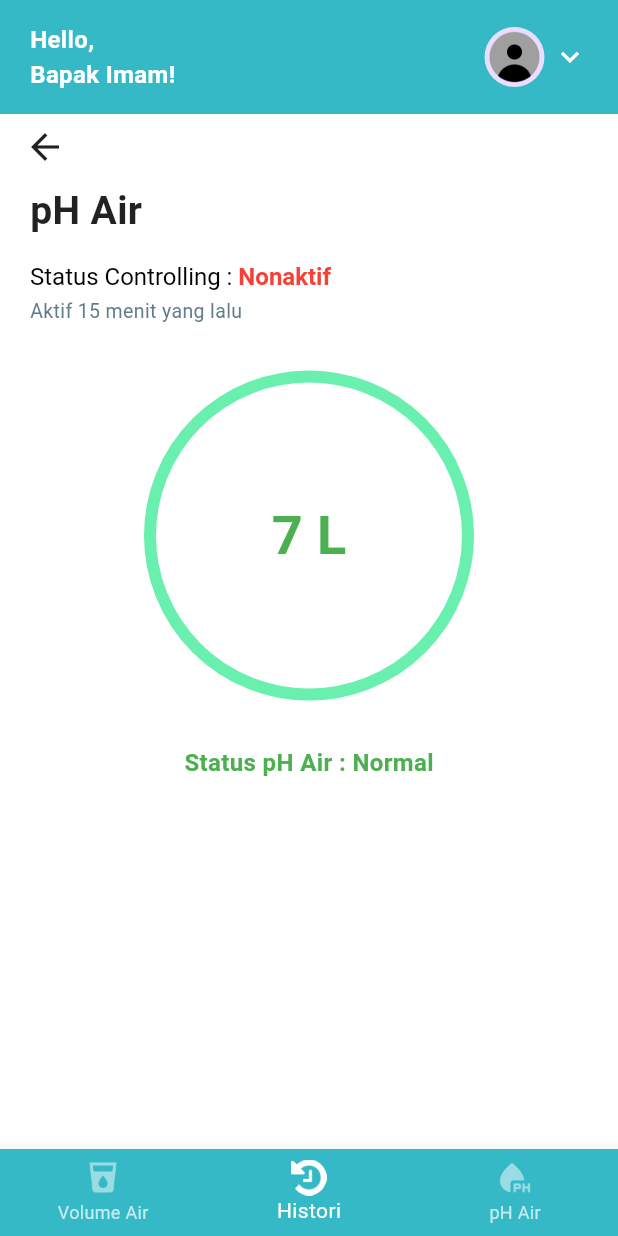
After one commit to izunalagi/AquaZen, a Flutter app: the PhAirScreen screen opened directly, item 2 of the bottom bar chosen, after a tap on the "arrow back" icon, on a phone screen of 412 x 824 dp. The commit adds this screen. Run offline on Flutter 3.47's test engine with Material 3 defaults, Android fonts, the light colour scheme and no system bars; Roboto replaces fonts that are missing (Poppins).

Commit message:
done slicing tinggal merapikan

```diff
--- a/lib/view/bottom_navbar_widget.dart
+++ b/lib/view/bottom_navbar_widget.dart
@@ -1,21 +1,84 @@
 import 'package:flutter/material.dart';
+import 'volume_air.dart';
+import 'ph_air.dart';
+import 'histori.dart';
 
-class BottomNavBarWidget extends StatelessWidget {
+class BottomNavBarWidget extends StatefulWidget {
   const BottomNavBarWidget({super.key});
+
+  @override
+  State<BottomNavBarWidget> createState() => _BottomNavBarWidgetState();
+}
+
+class _BottomNavBarWidgetState extends State<BottomNavBarWidget> {
+  int _selectedIndex = 0;
+
+  void _onItemTapped(int index) {
+    setState(() {
+      _selectedIndex = index;
+    });
+
+    switch (index) {
+      case 0:
+        Navigator.push(
+          context,
+          MaterialPageRoute(builder: (context) => const VolumeAirScreen()),
+        );
+        break;
+      case 1:
+        Navigator.push(
+          context,
+          MaterialPageRoute(builder: (context) => const HistoriScreen()),
+        );
+        break;
+      case 2:
+        Navigator.push(
+          context,
+          MaterialPageRoute(builder: (context) => const PhAirScreen()),
+        );
+        break;
+    }
+  }
 
   @override
   Widget build(BuildContext context) {
     return BottomNavigationBar(
+      currentIndex: _selectedIndex,
+      onTap: _onItemTapped,
+      type: BottomNavigationBarType.fixed,
       backgroundColor: const Color(0xFF35B9C7),
       selectedItemColor: Colors.white,
       unselectedItemColor: Colors.white70,
-      items: const [
+      items: [
         BottomNavigationBarItem(
-          icon: Icon(Icons.water_drop),
+          icon: Opacity(
+            opacity: _selectedIndex == 0 ? 1.0 : 0.5,
+            child: Image.asset(
+              'assets/images/volume.png',
+              width: 24,
+              height: 24,
+            ),
+          ),
           label: 'Volume Air',
         ),
-        BottomNavigationBarItem(icon: Icon(Icons.history), label: 'Histori'),
-        BottomNavigationBarItem(icon: Icon(Icons.science), label: 'pH Air'),
+        BottomNavigationBarItem(
+          icon: Opacity(
+            opacity: _selectedIndex == 1 ? 1.0 : 0.5,
+            child: Image.asset(
+              'assets/images/histori.png',
+              width: 24,
+              height: 24,
+            ),
+          ),
+          label: 'Histori',
+        ),
+        BottomNavigationBarItem(
+          icon: Opacity(
+            opacity: _selectedIndex == 2 ? 1.0 : 0.5,
+            child: Image.asset('assets/images/ph.png', width: 24, height: 24),
+          ),
+          label: 'pH Air',
+        ),
       ],
     );
   }
--- a/lib/view/header_widget.dart
+++ b/lib/view/header_widget.dart
@@ -62,7 +62,7 @@ class _HeaderWidgetState extends State<HeaderWidget> {
               actions: [
                 TextButton(
                   onPressed: () => Navigator.of(dialogContext).pop(),
-                  child: const Text("Batal"),
+                  child: const Text("Tidak"),
                 ),
                 ElevatedButton(
                   onPressed: () {
@@ -75,7 +75,7 @@ class _HeaderWidgetState extends State<HeaderWidget> {
                     );
                   },
                   style: ElevatedButton.styleFrom(backgroundColor: Colors.red),
-                  child: const Text("Logout"),
+                  child: const Text("Ya"),
                 ),
               ],
             ),
--- /dev/null
+++ b/lib/view/histori.dart
@@ -0,0 +1,170 @@
+import 'package:flutter/material.dart';
+import 'header_widget.dart';
+import 'bottom_navbar_widget.dart';
+
+class HistoriScreen extends StatelessWidget {
+  const HistoriScreen({super.key});
+
+  @override
+  Widget build(BuildContext context) {
+    final List<Map<String, String>> dataHistori = [
+      {'ph': '1', 'volume': '180 L', 'tanggal': '01-04-2025'},
+      {'ph': '7', 'volume': '190 L', 'tanggal': '08-04-2025'},
+      {'ph': '14', 'volume': '130 L', 'tanggal': '15-04-2025'},
+      {'ph': '6', 'volume': '120 L', 'tanggal': '22-04-2025'},
+    ];
+
+    Color getPHColor(String ph) {
+      int phValue = int.tryParse(ph) ?? 7;
+      if (phValue <= 2) return Colors.yellow;
+      if (phValue >= 13) return Colors.pink;
+      return Colors.green;
+    }
+
+    Color getVolumeColor(String volume) {
+      int vol = int.tryParse(volume.replaceAll(' L', '')) ?? 0;
+      return vol < 150 ? Colors.red : Colors.green;
+    }
+
+    return Scaffold(
+      backgroundColor: Colors.white,
+      bottomNavigationBar: const BottomNavBarWidget(),
+      body: SafeArea(
+        child: Column(
+          crossAxisAlignment: CrossAxisAlignment.start,
+          children: [
+            const HeaderWidget(),
+
+            // Tombol Back
+            Padding(
+              padding: const EdgeInsets.only(left: 16, top: 8),
+              child: GestureDetector(
+                onTap: () => Navigator.pop(context),
+                child: const Icon(Icons.arrow_back, size: 28),
+              ),
+            ),
+
+            const SizedBox(height: 10),
+
+            const Padding(
+              padding: EdgeInsets.symmetric(horizontal: 20),
+              child: Text(
+                'Histori',
+                style: TextStyle(
+                  fontSize: 26,
+                  fontWeight: FontWeight.bold,
+                  color: Colors.black87,
+                ),
+              ),
+            ),
+
+            const Padding(
+              padding: EdgeInsets.symmetric(horizontal: 20, vertical: 8),
+              child: Text(
+                'Data Volume Air & pH Air Per Minggu:',
+                style: TextStyle(fontSize: 16, fontWeight: FontWeight.w500),
+              ),
+            ),
+
+            // Tabel + Export PDF
+            Padding(
+              padding: const EdgeInsets.symmetric(horizontal: 20),
+              child: Column(
+                children: [
+                  // Export PDF button kanan atas
+                  Row(
+                    mainAxisAlignment: MainAxisAlignment.end,
+                    children: [
+                      OutlinedButton(
+                        style: OutlinedButton.styleFrom(
+                          side: const BorderSide(color: Colors.black),
+                        ),
+                        onPressed: () {
+                          // TODO: Tambah fungsi export PDF
+                        },
+                        child: const Text(
+                          'Export PDF',
+                          style: TextStyle(color: Colors.black),
+                        ),
+                      ),
+                    ],
+                  ),
+
+                  const SizedBox(height: 12),
+
+                  // Table Header
+                  Container(
+                    padding: const EdgeInsets.symmetric(vertical: 10),
+                    decoration: BoxDecoration(
+                      border: Border(
+                        bottom: BorderSide(color: Colors.grey.shade400),
+                      ),
+                    ),
+                    child: Row(
+                      children: const [
+                        Expanded(
+                          flex: 2,
+                          child: Text(
+                            'Kadar pH',
+                            style: TextStyle(fontWeight: FontWeight.bold),
+                          ),
+                        ),
+                        Expanded(
+                          flex: 3,
+                          child: Text(
+                            'Volume Air',
+                            style: TextStyle(fontWeight: FontWeight.bold),
+                          ),
+                        ),
+                        Expanded(
+                          flex: 4,
+                          child: Text(
+                            'Tanggal',
+                            style: TextStyle(fontWeight: FontWeight.bold),
+                          ),
+                        ),
+                      ],
+                    ),
+                  ),
+
+                  // Table Rows
+                  ...dataHistori.map((item) {
+                    return Container(
+                      padding: const EdgeInsets.symmetric(vertical: 12),
+                      decoration: BoxDecoration(
+                        border: Border(
+                          bottom: BorderSide(color: Colors.grey.shade200),
+                        ),
+                      ),
+                      child: Row(
+                        children: [
+                          Expanded(
+                            flex: 2,
+                            child: Text(
+                              item['ph']!,
+                              style: TextStyle(color: getPHColor(item['ph']!)),
+                            ),
+                          ),
+                          Expanded(
+                            flex: 3,
+                            child: Text(
+                              item['volume']!,
+                              style: TextStyle(
+                                color: getVolumeColor(item['volume']!),
+                              ),
+                            ),
+                          ),
+                          Expanded(flex: 4, child: Text(item['tanggal']!)),
+                        ],
+                      ),
+                    );
+                  }).toList(),
+                ],
+              ),
+            ),
+          ],
+        ),
+      ),
+    );
+  }
+}
--- /dev/null
+++ b/lib/view/ph_air.dart
@@ -0,0 +1,131 @@
+import 'package:flutter/material.dart';
+import 'header_widget.dart';
+import 'bottom_navbar_widget.dart';
+
+class PhAirScreen extends StatefulWidget {
+  const PhAirScreen({super.key});
+
+  @override
+  State<PhAirScreen> createState() => _PhAirScreenState();
+}
+
+class _PhAirScreenState extends State<PhAirScreen> {
+  double phair = 7; // Nanti diganti data dari IoT
+  bool isControllingActive = false;
+
+  @override
+  Widget build(BuildContext context) {
+    return Scaffold(
+      backgroundColor: Colors.white,
+      bottomNavigationBar: const BottomNavBarWidget(),
+      body: SafeArea(
+        child: Column(
+          crossAxisAlignment: CrossAxisAlignment.start,
+          children: [
+            const HeaderWidget(),
+
+            // Tombol Back di bawah kiri header
+            Padding(
+              padding: const EdgeInsets.only(left: 16, top: 8),
+              child: GestureDetector(
+                onTap: () {
+                  Navigator.pop(context); // Kembali ke halaman sebelumnya
+                },
+                child: const Icon(Icons.arrow_back, size: 28),
+              ),
+            ),
+
+            const SizedBox(height: 10),
+
+            const Padding(
+              padding: EdgeInsets.symmetric(horizontal: 20),
+              child: Text(
+                'pH Air',
+                style: TextStyle(
+                  fontSize: 26,
+                  fontWeight: FontWeight.bold,
+                  color: Colors.black87,
+                ),
+              ),
+            ),
+
+            const SizedBox(height: 16),
+
+            Padding(
+              padding: const EdgeInsets.symmetric(horizontal: 20),
+              child: Column(
+                crossAxisAlignment: CrossAxisAlignment.start,
+                children: [
+                  RichText(
+                    text: TextSpan(
+                      text: 'Status Controlling : ',
+                      style: const TextStyle(color: Colors.black, fontSize: 16),
+                      children: [
+                        TextSpan(
+                          text: isControllingActive ? 'Aktif' : 'Nonaktif',
+                          style: TextStyle(
+                            color:
+                                isControllingActive ? Colors.green : Colors.red,
+                            fontWeight: FontWeight.bold,
+                          ),
+                        ),
+                      ],
+                    ),
+                  ),
+                  const SizedBox(height: 4),
+                  const Text(
+                    'Aktif 15 menit yang lalu',
+                    style: TextStyle(color: Colors.blueGrey, fontSize: 13),
+                  ),
+                ],
+              ),
+            ),
+
+            const SizedBox(height: 30),
+
+            Center(
+              child: GestureDetector(
+                onTap: () {
+                  setState(() {
+                    phair += 5;
+                  });
+                },
+                child: Container(
+                  width: 220,
+                  height: 220,
+                  decoration: BoxDecoration(
+                    shape: BoxShape.circle,
+                    border: Border.all(color: Colors.greenAccent, width: 8),
+                  ),
+                  child: Center(
+                    child: Text(
+                      '${phair.toInt()} L',
+                      style: const TextStyle(
+                        fontSize: 36,
+                        fontWeight: FontWeight.bold,
+                        color: Colors.green,
+                      ),
+                    ),
+                  ),
+                ),
+              ),
+            ),
+
+            const SizedBox(height: 30),
+
+            Center(
+              child: Text(
+                'Status pH Air : ${phair < 7 ? "Kurang" : "Normal"}',
+                style: TextStyle(
+                  fontSize: 16,
+                  fontWeight: FontWeight.bold,
+                  color: phair < 7 ? Colors.red : Colors.green,
+                ),
+              ),
+            ),
+          ],
+        ),
+      ),
+    );
+  }
+}
--- a/pubspec.yaml
+++ b/pubspec.yaml
@@ -59,6 +59,10 @@ flutter:
   # To add assets to your application, add an assets section, like this:
   assets:
     - assets/images/logo.png
+    - assets/images/histori.png
+    - assets/images/ph.png
+    - assets/images/volume.png
+    - assets/images/profile.png
   #   - images/a_dot_ham.jpeg
 
   # An image asset can refer to one or more resolution-specific "variants", see
```
Also changed, not shown: lib/view/volume_air.dart (added, +131 -0 lines), assets/images/histori.png (added), assets/images/ph.png (added), assets/images/profile.png (added), assets/images/volume.png (added).
